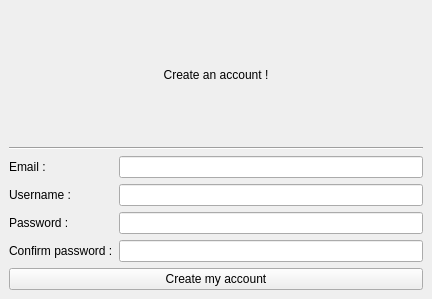
Old version of the form Qt_blog/createaccountwindow.ui in the repository Nchrd/EGUI_TP1.
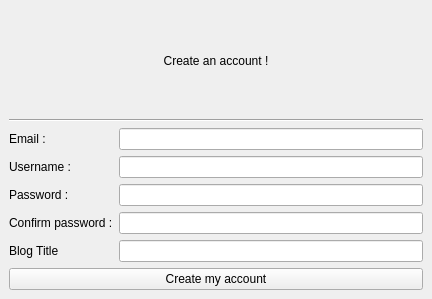
New version of the form.

Commit message: Login bug fixed, need to link json and blog posts

The edit to the form file:
```diff
--- a/Qt_blog/createaccountwindow.ui
+++ b/Qt_blog/createaccountwindow.ui
@@ -70,6 +70,13 @@
             </property>
            </widget>
           </item>
+          <item>
+           <widget class="QLabel" name="label_6">
+            <property name="text">
+             <string>Blog Title</string>
+            </property>
+           </widget>
+          </item>
          </layout>
         </item>
         <item>
@@ -94,6 +101,9 @@
             </property>
            </widget>
           </item>
+          <item>
+           <widget class="QLineEdit" name="blogTitleLineEdit"/>
+          </item>
          </layout>
         </item>
        </layout>
```
The commit also changes 38 other files.
